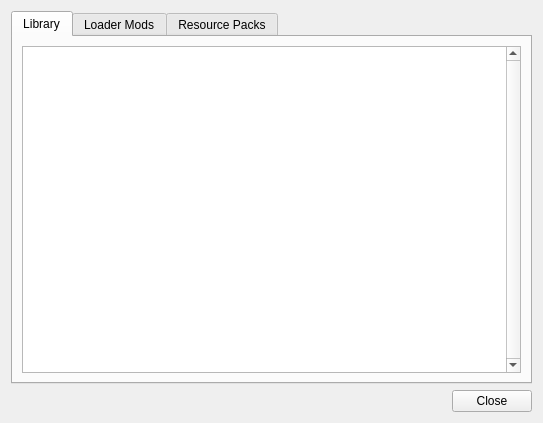
Qt form gui/OneSixModEditDialog.ui (FreesmTeam/FreesmLauncher) before a commit.
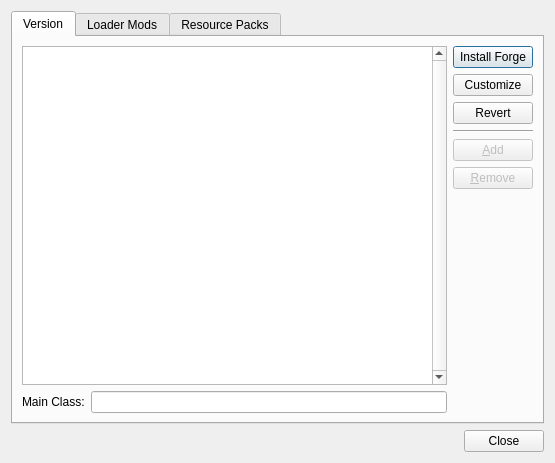
The same form after that commit. Custom widgets are drawn as their Qt base class.

Commit message: Forge version list implementation. Needs integration and testing.

```diff
--- a/gui/OneSixModEditDialog.ui
+++ b/gui/OneSixModEditDialog.ui
@@ -6,15 +6,15 @@
    <rect>
     <x>0</x>
     <y>0</y>
-    <width>543</width>
-    <height>423</height>
+    <width>555</width>
+    <height>463</height>
    </rect>
   </property>
   <property name="windowTitle">
    <string>Dialog</string>
   </property>
-  <layout class="QVBoxLayout" name="verticalLayout">
-   <item>
+  <layout class="QGridLayout" name="gridLayout">
+   <item row="0" column="0">
     <widget class="QTabWidget" name="tabWidget">
      <property name="enabled">
       <bool>true</bool>
@@ -28,26 +28,121 @@
      <property name="currentIndex">
       <number>0</number>
      </property>
-     <property name="elideMode">
-      <enum>Qt::ElideNone</enum>
-     </property>
-     <property name="tabsClosable">
-      <bool>false</bool>
-     </property>
      <widget class="QWidget" name="libTab">
       <attribute name="title">
-       <string>Library</string>
+       <string>Version</string>
       </attribute>
       <layout class="QHBoxLayout" name="horizontalLayout">
        <item>
-        <widget class="ModListView" name="jarModsTreeView">
-         <property name="verticalScrollBarPolicy">
-          <enum>Qt::ScrollBarAlwaysOn</enum>
-         </property>
-         <property name="horizontalScrollBarPolicy">
-          <enum>Qt::ScrollBarAlwaysOff</enum>
-         </property>
-        </widget>
+        <layout class="QVBoxLayout" name="verticalLayout_10">
+         <item>
+          <widget class="ModListView" name="libraryTreeView">
+           <property name="verticalScrollBarPolicy">
+            <enum>Qt::ScrollBarAlwaysOn</enum>
+           </property>
+           <property name="horizontalScrollBarPolicy">
+            <enum>Qt::ScrollBarAlwaysOff</enum>
+           </property>
+          </widget>
+         </item>
+         <item>
+          <layout class="QHBoxLayout" name="horizontalLayout_7">
+           <item>
+            <widget class="QLabel" name="label">
+             <property name="text">
+              <string>Main Class:</string>
+             </property>
+            </widget>
+           </item>
+           <item>
+            <widget class="QLineEdit" name="mainClassEdit"/>
+           </item>
+          </layout>
+         </item>
+        </layout>
+       </item>
+       <item>
+        <layout class="QVBoxLayout" name="verticalLayout_4">
+         <item>
+          <widget class="QPushButton" name="forgeBrn">
+           <property name="toolTip">
+            <string>Replace any current custom version with Minecraft Forge</string>
+           </property>
+           <property name="text">
+            <string>Install Forge</string>
+           </property>
+          </widget>
+         </item>
+         <item>
+          <widget class="QPushButton" name="customizeBtn">
+           <property name="toolTip">
+            <string>Create an customized copy of the base version</string>
+           </property>
+           <property name="text">
+            <string>Customize</string>
+           </property>
+          </widget>
+         </item>
+         <item>
+          <widget class="QPushButton" name="revertBtn">
+           <property name="toolTip">
+            <string>Revert to original base version</string>
+           </property>
+           <property name="text">
+            <string>Revert</string>
+           </property>
+          </widget>
+         </item>
+         <item>
+          <widget class="Line" name="line">
+           <property name="frameShadow">
+            <enum>QFrame::Sunken</enum>
+           </property>
+           <property name="orientation">
+            <enum>Qt::Horizontal</enum>
+           </property>
+          </widget>
+         </item>
+         <item>
+          <widget class="QPushButton" name="addLibraryBtn">
+           <property name="enabled">
+            <bool>false</bool>
+           </property>
+           <property name="toolTip">
+            <string>Add new libraries</string>
+           </property>
+           <property name="text">
+            <string>&amp;Add</string>
+           </property>
+          </widget>
+         </item>
+         <item>
+          <widget class="QPushButton" name="removeLibraryBtn">
+           <property name="enabled">
+            <bool>false</bool>
+           </property>
+           <property name="toolTip">
+            <string>Remove selected libraries</string>
+           </property>
+           <property name="text">
+            <string>&amp;Remove</string>
+           </property>
+          </widget>
+         </item>
+         <item>
+          <spacer name="verticalSpacer_7">
+           <property name="orientation">
+            <enum>Qt::Vertical</enum>
+           </property>
+           <property name="sizeHint" stdset="0">
+            <size>
+             <width>20</width>
+             <height>40</height>
+            </size>
+           </property>
+          </spacer>
+         </item>
+        </layout>
        </item>
       </layout>
      </widget>
@@ -163,7 +258,7 @@
      </widget>
     </widget>
    </item>
-   <item>
+   <item row="1" column="0">
     <widget class="QDialogButtonBox" name="buttonBox">
      <property name="autoFillBackground">
       <bool>false</bool>
```
The commit also changes 35 other files.
